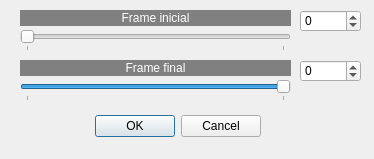
This is movimiento.ui in gonzalomc00/QFotoPaint5 as Qt 5 draws it before an edit. The edited form follows.
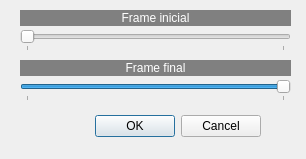
This is the edited form.

Commit message: Interfaz minimo/maximo

Diff of the .ui file:
```diff
--- a/movimiento.ui
+++ b/movimiento.ui
@@ -6,7 +6,7 @@
    <rect>
     <x>0</x>
     <y>0</y>
-    <width>374</width>
+    <width>306</width>
     <height>159</height>
    </rect>
   </property>
@@ -49,22 +49,6 @@
     <set>Qt::AlignCenter</set>
    </property>
   </widget>
-  <widget class="QSpinBox" name="spinBox">
-   <property name="geometry">
-    <rect>
-     <x>300</x>
-     <y>10</y>
-     <width>61</width>
-     <height>22</height>
-    </rect>
-   </property>
-   <property name="minimum">
-    <number>-256</number>
-   </property>
-   <property name="maximum">
-    <number>256</number>
-   </property>
-  </widget>
   <widget class="QSlider" name="horizontalSlider_2">
    <property name="geometry">
     <rect>
@@ -141,22 +125,6 @@
     <set>Qt::AlignCenter</set>
    </property>
   </widget>
-  <widget class="QSpinBox" name="spinBox_2">
-   <property name="geometry">
-    <rect>
-     <x>300</x>
-     <y>60</y>
-     <width>61</width>
-     <height>22</height>
-    </rect>
-   </property>
-   <property name="minimum">
-    <number>-100</number>
-   </property>
-   <property name="maximum">
-    <number>100</number>
-   </property>
-  </widget>
  </widget>
  <resources/>
  <connections>
```
The commit also changes 5 other files.
